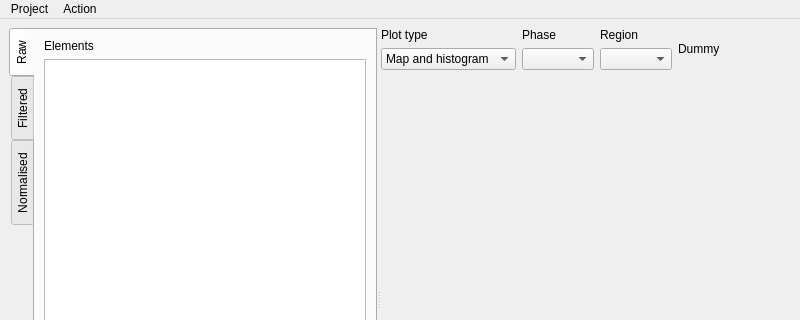
ianthomas23/QACD-quack, file src/resources/ui_main_window.ui: the form before one commit; both pictures show x 0 to 800 and y 0 to 320 of the 800 by 600 pixel window.
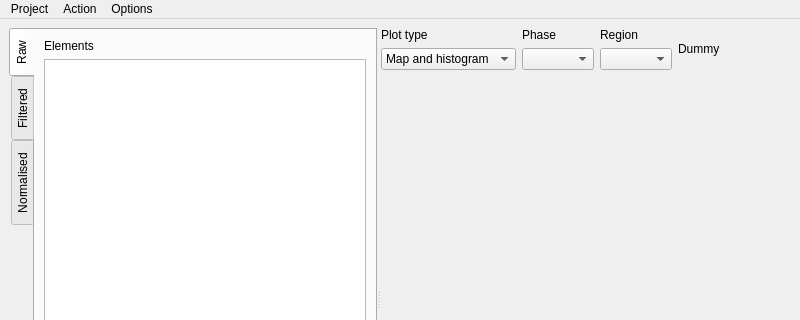
The form after the commit. Custom widgets are drawn as their Qt base class.

What changed in the file:
```diff
--- a/src/resources/ui_main_window.ui
+++ b/src/resources/ui_main_window.ui
@@ -294,8 +294,15 @@
     </property>
     <addaction name="actionFilter"/>
    </widget>
+   <widget class="QMenu" name="menuOptions">
+    <property name="title">
+     <string>Options</string>
+    </property>
+    <addaction name="actionDisplayOptions"/>
+   </widget>
    <addaction name="menuProject"/>
    <addaction name="menuAction"/>
+   <addaction name="menuOptions"/>
   </widget>
   <widget class="QStatusBar" name="statusbar"/>
   <action name="actionProjectNew">
```
Left out of the diff: 5 changed lines with no effect on the pictures.
